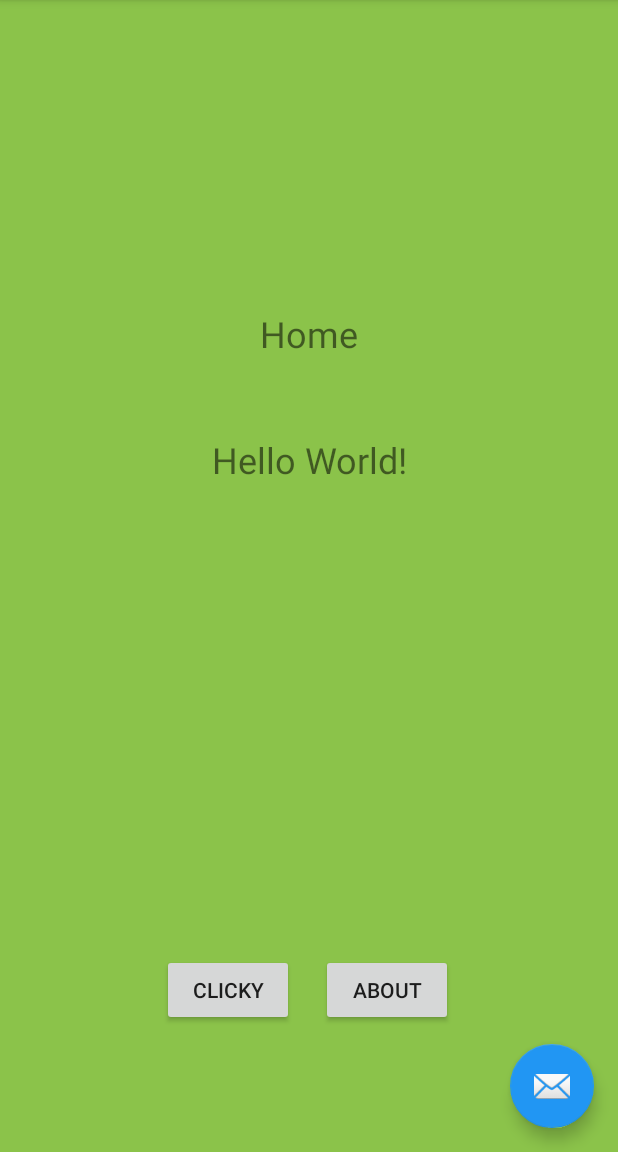
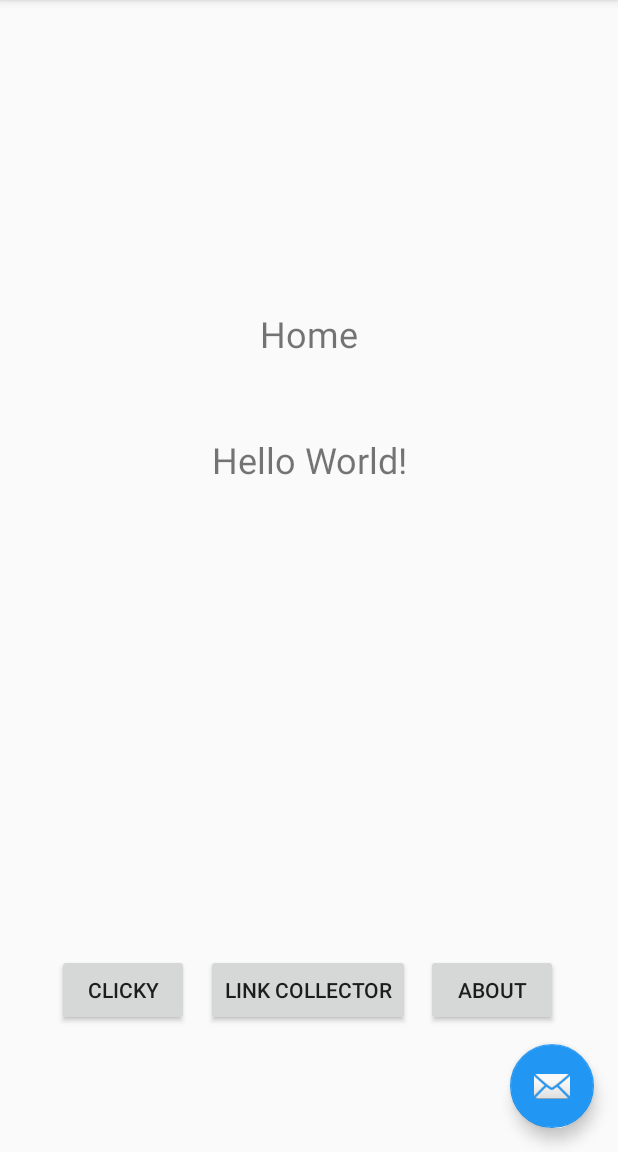
Before and after one commit to hassankn/NUMAD20Su-HassanKhan, an Android app: the screen it shows after launch (MainActivity), on a phone screen of 412 x 824 dp, the part 84-1236 px from its top. Run offline under Robolectric (Android 15) with nearby library versions, the phone set to English and light mode, and no system bars.

Commit message:
link collector changes

```diff
--- a/app/src/main/java/edu/neu/madcourse/numad20su_hassankhan/FirstFragment.java
+++ b/app/src/main/java/edu/neu/madcourse/numad20su_hassankhan/FirstFragment.java
@@ -38,5 +38,13 @@ public class FirstFragment extends Fragment {
                         .navigate(R.id.action_FirstFragment_to_ClickyFragment);
             }
         });
+
+        view.findViewById(R.id.button_link_collector).setOnClickListener(new View.OnClickListener() {
+            @Override
+            public void onClick(View view) {
+                NavHostFragment.findNavController(FirstFragment.this)
+                        .navigate(R.id.action_FirstFragment_to_linkCollectorFragment);
+            }
+        });
     }
 }
--- a/app/src/main/java/edu/neu/madcourse/numad20su_hassankhan/MainActivity.java
+++ b/app/src/main/java/edu/neu/madcourse/numad20su_hassankhan/MainActivity.java
@@ -15,7 +15,9 @@ import android.widget.TextView;
 
 import java.sql.SQLOutput;
 
-public class MainActivity extends AppCompatActivity {
+import edu.neu.madcourse.numad20su_hassankhan.dummy.DummyContent;
+
+public class MainActivity extends AppCompatActivity implements LinkCollectorFragment.OnListFragmentInteractionListener {
 
     // initialize clicky text
     private static String clickyPressedText = "Pressed: ";
@@ -66,4 +68,9 @@ public class MainActivity extends AppCompatActivity {
     public static void setClickyPressedText(String textToSet) {
         clickyPressedText = textToSet;
     }
+
+    @Override
+    public void onListFragmentInteraction(DummyContent.DummyItem item) {
+
+    }
 }
--- a/app/src/main/res/layout/fragment_clicky.xml
+++ b/app/src/main/res/layout/fragment_clicky.xml
@@ -4,7 +4,6 @@
     xmlns:tools="http://schemas.android.com/tools"
     android:layout_width="match_parent"
     android:layout_height="match_parent"
-    android:background="#8BC34A"
     tools:context=".ClickyFragment">
 
 
--- a/app/src/main/res/layout/fragment_first.xml
+++ b/app/src/main/res/layout/fragment_first.xml
@@ -4,7 +4,6 @@
     xmlns:tools="http://schemas.android.com/tools"
     android:layout_width="match_parent"
     android:layout_height="match_parent"
-    android:background="#8BC34A"
     tools:context=".FirstFragment">
 
     <TextView
@@ -29,7 +28,7 @@
         android:text="@string/about_string"
         app:layout_constraintBottom_toBottomOf="parent"
         app:layout_constraintEnd_toEndOf="parent"
-        app:layout_constraintHorizontal_bias="0.66"
+        app:layout_constraintHorizontal_bias="0.876"
         app:layout_constraintStart_toStartOf="parent" />
 
     <Button
@@ -40,6 +39,17 @@
         android:text="@string/clicky_string"
         app:layout_constraintBottom_toBottomOf="parent"
         app:layout_constraintEnd_toEndOf="parent"
-        app:layout_constraintHorizontal_bias="0.334"
+        app:layout_constraintHorizontal_bias="0.117"
+        app:layout_constraintStart_toStartOf="parent" />
+
+    <Button
+        android:id="@+id/button_link_collector"
+        android:layout_width="wrap_content"
+        android:layout_height="wrap_content"
+        android:layout_marginBottom="84dp"
+        android:text="@string/link_collector_string"
+        app:layout_constraintBottom_toBottomOf="parent"
+        app:layout_constraintEnd_toEndOf="parent"
+        app:layout_constraintHorizontal_bias="0.498"
         app:layout_constraintStart_toStartOf="parent" />
 </androidx.constraintlayout.widget.ConstraintLayout>
--- a/app/src/main/res/layout/fragment_second.xml
+++ b/app/src/main/res/layout/fragment_second.xml
@@ -4,7 +4,6 @@
     xmlns:tools="http://schemas.android.com/tools"
     android:layout_width="match_parent"
     android:layout_height="match_parent"
-    android:background="#8BC34A"
     tools:context=".SecondFragment">
 
     <TextView
--- a/app/src/main/res/navigation/nav_graph.xml
+++ b/app/src/main/res/navigation/nav_graph.xml
@@ -17,6 +17,9 @@
         <action
             android:id="@+id/action_FirstFragment_to_ClickyFragment"
             app:destination="@id/ClickyFragment" />
+        <action
+            android:id="@+id/action_FirstFragment_to_linkCollectorFragment"
+            app:destination="@id/linkCollectorFragment" />
     </fragment>
     <fragment
         android:id="@+id/SecondFragment"
@@ -33,4 +36,9 @@
         android:name="edu.neu.madcourse.numad20su_hassankhan.ClickyFragment"
         android:label="@string/clicky_fragment_label"
         tools:layout="@layout/fragment_clicky"/>
+    <fragment
+        android:id="@+id/linkCollectorFragment"
+        android:name="edu.neu.madcourse.numad20su_hassankhan.LinkCollectorFragment"
+        android:label="fragment_link_collector_list"
+        tools:layout="@layout/fragment_link_collector_list" />
 </navigation>
--- a/app/src/main/res/values/dimens.xml
+++ b/app/src/main/res/values/dimens.xml
@@ -1,3 +1,4 @@
 <resources>
     <dimen name="fab_margin">16dp</dimen>
+    <dimen name="text_margin">16dp</dimen>
 </resources>
--- a/app/src/main/res/values/strings.xml
+++ b/app/src/main/res/values/strings.xml
@@ -5,8 +5,10 @@
     <string name="first_fragment_label">First Fragment</string>
     <string name="second_fragment_label">Second Fragment</string>
     <string name="clicky_fragment_label">Clicky Fragment</string>
+    <string name="link_collector_fragment_label">Clicky Fragment</string>
     <string name="about_string">About</string>
     <string name="home_string">Home</string>
+    <string name="link_collector_string">Link Collector</string>
     <string name="clicky_string">Clicky</string>
 
     <string name="hello_first_fragment">Home\n\n\nHello World!</string>
```
Also changed, not shown: app/src/main/java/edu/neu/madcourse/numad20su_hassankhan/dummy/DummyContent.java (added, +72 -0 lines).
